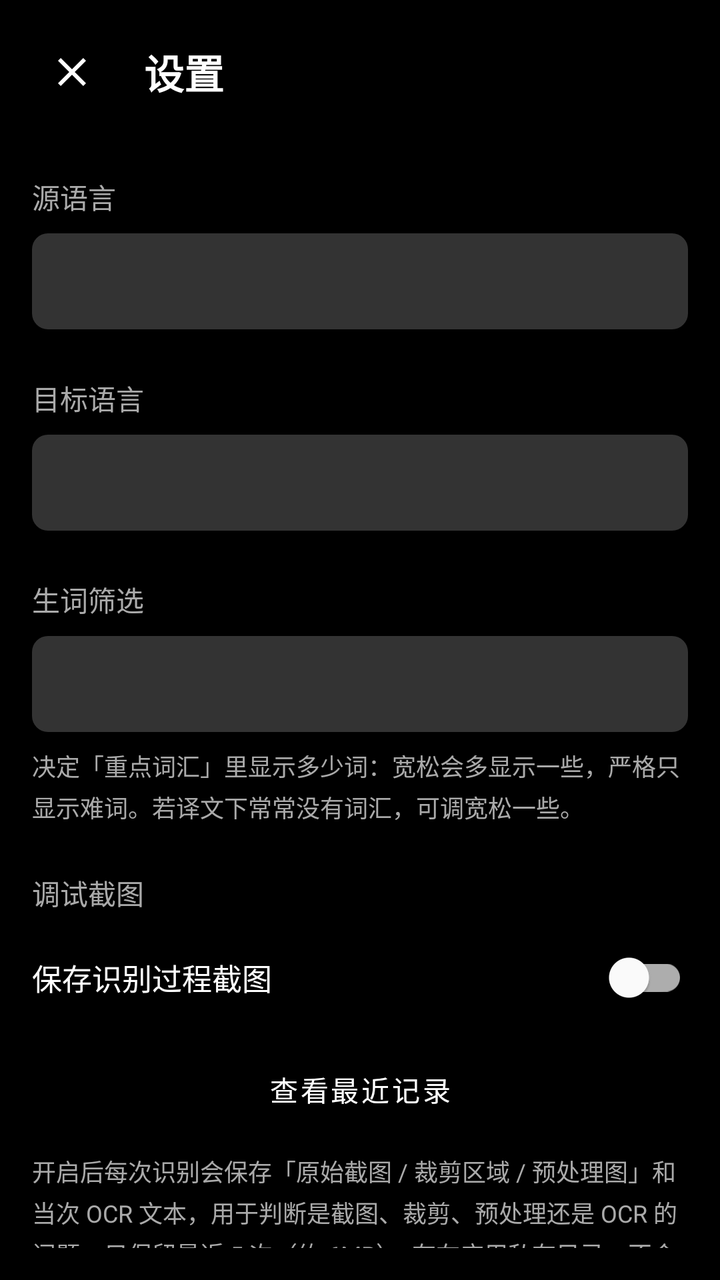
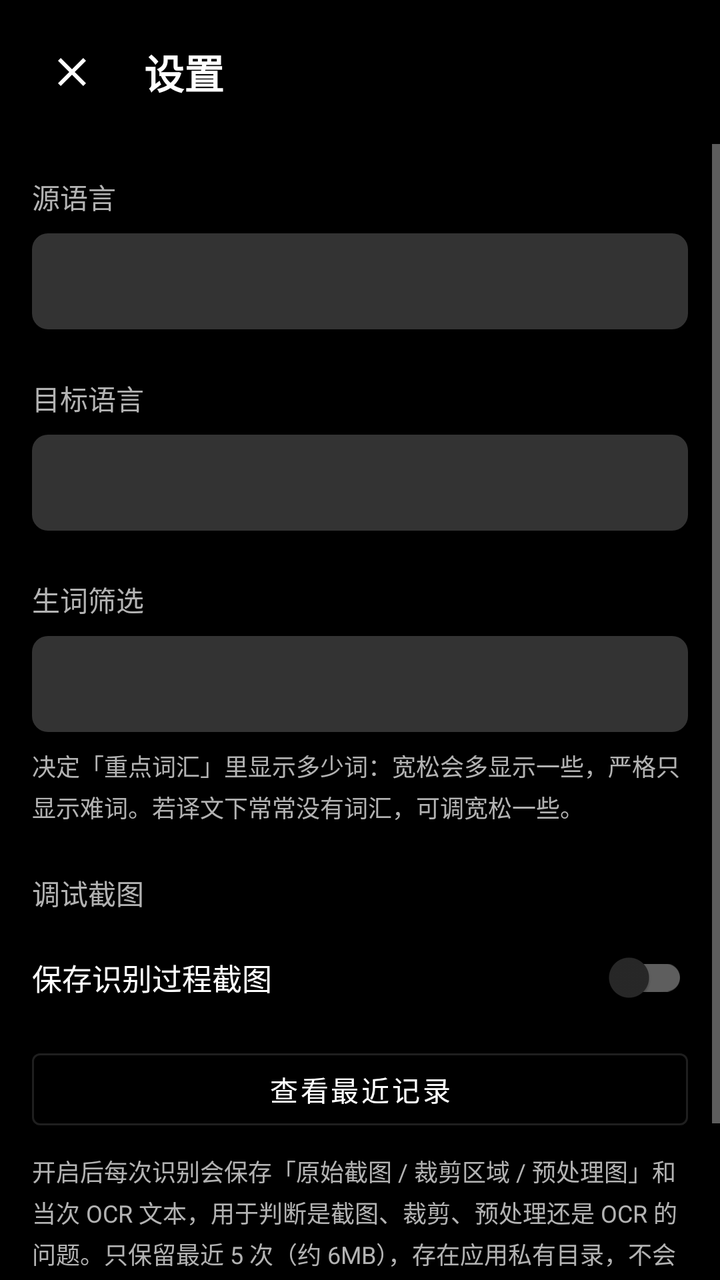

Compare the two renders of this Android layout. The source of the first and the diff that turns it into the second are given below.
<!-- AndroidManifest.xml: application theme Theme.SubtitleTranslator -->
<!-- res/layout/activity_settings.xml -->
<?xml version="1.0" encoding="utf-8"?>
<LinearLayout xmlns:android="http://schemas.android.com/apk/res/android"
    android:layout_width="match_parent"
    android:layout_height="match_parent"
    android:orientation="vertical"
    android:background="@android:color/background_dark">

    
    <LinearLayout
        android:layout_width="match_parent"
        android:layout_height="wrap_content"
        android:orientation="horizontal"
        android:gravity="center_vertical"
        android:padding="16dp">

        <ImageButton
            android:id="@+id/btnBack"
            android:layout_width="40dp"
            android:layout_height="40dp"
            android:background="?attr/selectableItemBackgroundBorderless"
            android:src="@drawable/ic_close"
            android:contentDescription="返回" />

        <TextView
            android:layout_width="0dp"
            android:layout_height="wrap_content"
            android:layout_weight="1"
            android:layout_marginStart="16dp"
            android:text="设置"
            android:textSize="20sp"
            android:textStyle="bold"
            android:textColor="@android:color/white" />
    </LinearLayout>

    <LinearLayout
        android:layout_width="match_parent"
        android:layout_height="wrap_content"
        android:orientation="vertical"
        android:padding="16dp">

        <TextView
            android:layout_width="wrap_content"
            android:layout_height="wrap_content"
            android:text="源语言"
            android:textSize="14sp"
            android:textColor="@android:color/darker_gray" />

        <Spinner
            android:id="@+id/spinnerSource"
            android:layout_width="match_parent"
            android:layout_height="48dp"
            android:layout_marginTop="8dp"
            android:background="@drawable/bg_word_item" />

        <TextView
            android:layout_width="wrap_content"
            android:layout_height="wrap_content"
            android:layout_marginTop="24dp"
            android:text="目标语言"
            android:textSize="14sp"
            android:textColor="@android:color/darker_gray" />

        <Spinner
            android:id="@+id/spinnerTarget"
            android:layout_width="match_parent"
            android:layout_height="48dp"
            android:layout_marginTop="8dp"
            android:background="@drawable/bg_word_item" />

        <TextView
            android:layout_width="wrap_content"
            android:layout_height="wrap_content"
            android:layout_marginTop="24dp"
            android:text="生词筛选"
            android:textSize="14sp"
            android:textColor="@android:color/darker_gray" />

        <Spinner
            android:id="@+id/spinnerDifficulty"
            android:layout_width="match_parent"
            android:layout_height="48dp"
            android:layout_marginTop="8dp"
            android:background="@drawable/bg_word_item" />

        <TextView
            android:layout_width="wrap_content"
            android:layout_height="wrap_content"
            android:layout_marginTop="8dp"
            android:text="决定「重点词汇」里显示多少词：宽松会多显示一些，严格只显示难词。若译文下常常没有词汇，可调宽松一些。"
            android:textSize="12sp"
            android:textColor="@android:color/darker_gray"
            android:lineSpacingMultiplier="1.2" />

        <TextView
            android:layout_width="wrap_content"
            android:layout_height="wrap_content"
            android:layout_marginTop="24dp"
            android:text="调试截图"
            android:textSize="14sp"
            android:textColor="@android:color/darker_gray" />

        <com.google.android.material.switchmaterial.SwitchMaterial
            android:id="@+id/switchDebugCapture"
            android:layout_width="match_parent"
            android:layout_height="wrap_content"
            android:layout_marginTop="8dp"
            android:text="保存识别过程截图"
            android:textColor="@android:color/white"
            android:textSize="15sp" />

        <Button
            android:id="@+id/btnViewDebugCaptures"
            style="?attr/materialButtonOutlinedStyle"
            android:layout_width="match_parent"
            android:layout_height="wrap_content"
            android:layout_marginTop="8dp"
            android:text="查看最近记录"
            android:textColor="@android:color/white" />

        <TextView
            android:layout_width="wrap_content"
            android:layout_height="wrap_content"
            android:layout_marginTop="8dp"
            android:text="开启后每次识别会保存「原始截图 / 裁剪区域 / 预处理图」和当次 OCR 文本，用于判断是截图、裁剪、预处理还是 OCR 的问题。只保留最近 5 次（约 6MB），存在应用私有目录，不会出现在相册里。"
            android:textSize="12sp"
            android:textColor="@android:color/darker_gray"
            android:lineSpacingMultiplier="1.2" />

        <TextView
            android:layout_width="wrap_content"
            android:layout_height="wrap_content"
            android:layout_marginTop="24dp"
            android:text="提示：语言与生词筛选设置在下次启动翻译服务时生效；调试截图开关立即生效"
            android:textSize="12sp"
            android:textColor="@android:color/darker_gray" />
    </LinearLayout>

</LinearLayout>
<!-- resources referenced by this layout -->
<resources>
  <!-- drawable bg_word_item (drawable) -->
  <?xml version="1.0" encoding="utf-8"?>
  <shape xmlns:android="http://schemas.android.com/apk/res/android"
      android:shape="rectangle">
      <solid android:color="#33FFFFFF" />
      <corners android:radius="8dp" />
  </shape>
  <!-- drawable ic_close (drawable) -->
  <?xml version="1.0" encoding="utf-8"?>
  <vector xmlns:android="http://schemas.android.com/apk/res/android"
      android:width="24dp"
      android:height="24dp"
      android:viewportWidth="24"
      android:viewportHeight="24"
      android:tint="@android:color/white">
      <path
          android:fillColor="@android:color/white"
          android:pathData="M19,6.41L17.59,5 12,10.59 6.41,5 5,6.41 10.59,12 5,17.59 6.41,19 12,13.41 17.59,19 19,17.59 13.41,12z"/>
  </vector>
  <style name="Theme.SubtitleTranslator" parent="Theme.MaterialComponents.DayNight.NoActionBar">
          
          <item name="colorPrimary">@color/purple_500</item>
          <item name="colorPrimaryVariant">@color/purple_700</item>
          <item name="colorOnPrimary">@color/white</item>
          
          <item name="colorSecondary">@color/teal_200</item>
          <item name="colorSecondaryVariant">@color/teal_700</item>
          <item name="colorOnSecondary">@color/black</item>
          
          <item name="android:statusBarColor">?attr/colorPrimaryVariant</item>
      </style>
  <color name="purple_500">#FF6200EE</color>
  <color name="purple_700">#FF3700B3</color>
  <color name="white">#FFFFFFFF</color>
  <color name="teal_200">#FF03DAC5</color>
  <color name="teal_700">#FF018786</color>
  <color name="black">#FF000000</color>
</resources>

<!-- the commit's change to res/layout/activity_settings.xml (unified diff, before → after) -->
@@ -1,5 +1,6 @@
 <?xml version="1.0" encoding="utf-8"?>
 <LinearLayout xmlns:android="http://schemas.android.com/apk/res/android"
+    android:fitsSystemWindows="true"
     android:layout_width="match_parent"
     android:layout_height="match_parent"
     android:orientation="vertical"
@@ -32,24 +33,31 @@
             android:textColor="@android:color/white" />
     </LinearLayout>
 
-    <LinearLayout
+    
+    <ScrollView
         android:layout_width="match_parent"
-        android:layout_height="wrap_content"
-        android:orientation="vertical"
-        android:padding="16dp">
+        android:layout_height="match_parent"
+        android:scrollbars="vertical">
+
+        <LinearLayout
+            android:layout_width="match_parent"
+            android:layout_height="wrap_content"
+            android:orientation="vertical"
+            android:padding="16dp">
 
         <TextView
             android:layout_width="wrap_content"
             android:layout_height="wrap_content"
             android:text="源语言"
             android:textSize="14sp"
-            android:textColor="@android:color/darker_gray" />
+            android:textColor="@color/text_secondary" />
 
         <Spinner
             android:id="@+id/spinnerSource"
             android:layout_width="match_parent"
             android:layout_height="48dp"
             android:layout_marginTop="8dp"
+            android:paddingHorizontal="12dp"
             android:background="@drawable/bg_word_item" />
 
         <TextView
@@ -58,13 +66,14 @@
             android:layout_marginTop="24dp"
             android:text="目标语言"
             android:textSize="14sp"
-            android:textColor="@android:color/darker_gray" />
+            android:textColor="@color/text_secondary" />
 
         <Spinner
             android:id="@+id/spinnerTarget"
             android:layout_width="match_parent"
             android:layout_height="48dp"
             android:layout_marginTop="8dp"
+            android:paddingHorizontal="12dp"
             android:background="@drawable/bg_word_item" />
 
         <TextView
@@ -73,13 +82,14 @@
             android:layout_marginTop="24dp"
             android:text="生词筛选"
             android:textSize="14sp"
-            android:textColor="@android:color/darker_gray" />
+            android:textColor="@color/text_secondary" />
 
         <Spinner
             android:id="@+id/spinnerDifficulty"
             android:layout_width="match_parent"
             android:layout_height="48dp"
             android:layout_marginTop="8dp"
+            android:paddingHorizontal="12dp"
             android:background="@drawable/bg_word_item" />
 
         <TextView
@@ -88,7 +98,7 @@
             android:layout_marginTop="8dp"
             android:text="决定「重点词汇」里显示多少词：宽松会多显示一些，严格只显示难词。若译文下常常没有词汇，可调宽松一些。"
             android:textSize="12sp"
-            android:textColor="@android:color/darker_gray"
+            android:textColor="@color/text_secondary"
             android:lineSpacingMultiplier="1.2" />
 
         <TextView
@@ -97,7 +107,7 @@
             android:layout_marginTop="24dp"
             android:text="调试截图"
             android:textSize="14sp"
-            android:textColor="@android:color/darker_gray" />
+            android:textColor="@color/text_secondary" />
 
         <com.google.android.material.switchmaterial.SwitchMaterial
             android:id="@+id/switchDebugCapture"
@@ -123,7 +133,7 @@
             android:layout_marginTop="8dp"
             android:text="开启后每次识别会保存「原始截图 / 裁剪区域 / 预处理图」和当次 OCR 文本，用于判断是截图、裁剪、预处理还是 OCR 的问题。只保留最近 5 次（约 6MB），存在应用私有目录，不会出现在相册里。"
             android:textSize="12sp"
-            android:textColor="@android:color/darker_gray"
+            android:textColor="@color/text_secondary"
             android:lineSpacingMultiplier="1.2" />
 
         <TextView
@@ -132,7 +142,8 @@
             android:layout_marginTop="24dp"
             android:text="提示：语言与生词筛选设置在下次启动翻译服务时生效；调试截图开关立即生效"
             android:textSize="12sp"
-            android:textColor="@android:color/darker_gray" />
-    </LinearLayout>
+            android:textColor="@color/text_secondary" />
+        </LinearLayout>
+    </ScrollView>
 
 </LinearLayout>
<!-- resource entries referenced after the edit -->
@@ -1,5 +1,6 @@
 <!-- resources referenced by this layout -->
 <resources>
+  <color name="text_secondary">#FFB3B3B3</color>
   <!-- drawable bg_word_item (drawable) -->
   <?xml version="1.0" encoding="utf-8"?>
   <shape xmlns:android="http://schemas.android.com/apk/res/android"
@@ -19,7 +20,7 @@
           android:fillColor="@android:color/white"
           android:pathData="M19,6.41L17.59,5 12,10.59 6.41,5 5,6.41 10.59,12 5,17.59 6.41,19 12,13.41 17.59,19 19,17.59 13.41,12z"/>
   </vector>
-  <style name="Theme.SubtitleTranslator" parent="Theme.MaterialComponents.DayNight.NoActionBar">
+  <style name="Theme.SubtitleTranslator" parent="Theme.MaterialComponents.NoActionBar">
           
           <item name="colorPrimary">@color/purple_500</item>
           <item name="colorPrimaryVariant">@color/purple_700</item>
@@ -29,7 +30,9 @@
           <item name="colorSecondaryVariant">@color/teal_700</item>
           <item name="colorOnSecondary">@color/black</item>
           
-          <item name="android:statusBarColor">?attr/colorPrimaryVariant</item>
+          <item name="android:statusBarColor">@android:color/background_dark</item>
+          <item name="android:windowLightStatusBar">false</item>
+          <item name="android:navigationBarColor">@android:color/background_dark</item>
       </style>
   <color name="purple_500">#FF6200EE</color>
   <color name="purple_700">#FF3700B3</color>
